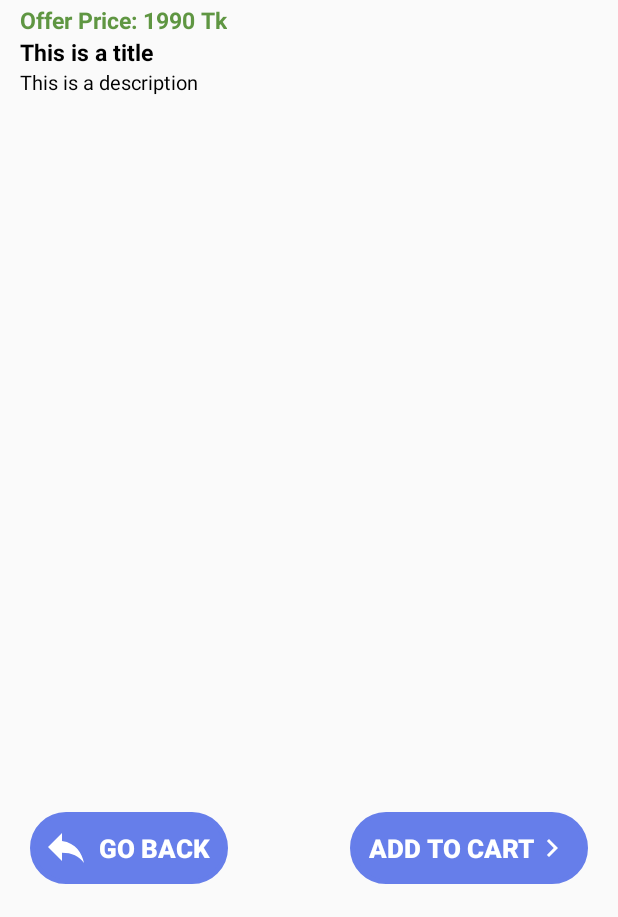
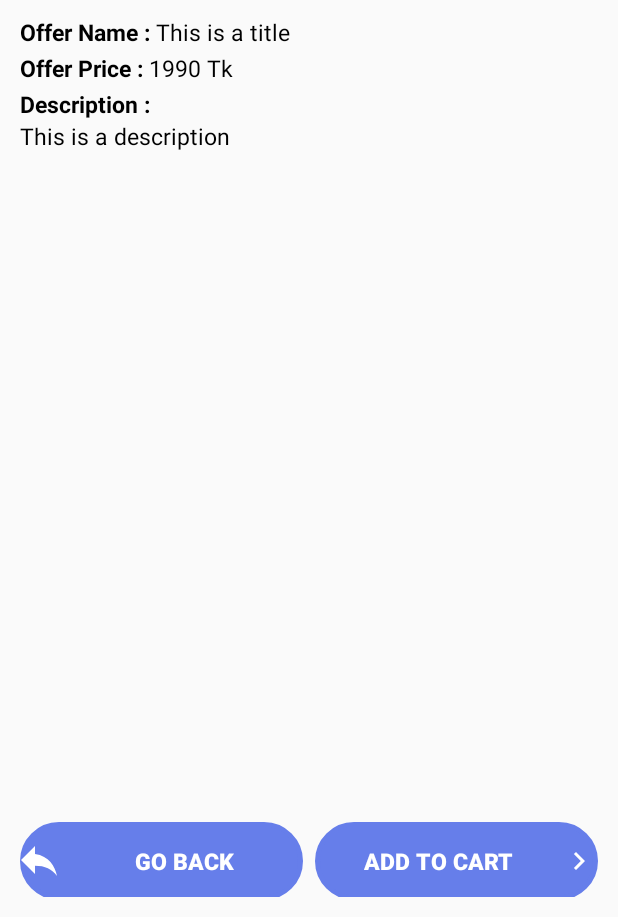
Before and after one commit to masum43/ShoppingCartAndroid, an Android app: the layout activity_offer_details.xml on its own in the app's theme, with its tools: preview values and no code run, on a phone screen of 412 x 824 dp, the part 319-1236 px from its top. Run offline under Robolectric (Android 15) with nearby library versions, the phone set to English and light mode, and no system bars; network calls fail; Roboto replaces fonts that are not available here.

Commit message:
some bugs fixed

```diff
--- a/app/src/main/java/com/maces/ecommerce/skcashandcarry/Adapter/_PaginationAdapter.java
+++ b/app/src/main/java/com/maces/ecommerce/skcashandcarry/Adapter/_PaginationAdapter.java
@@ -133,10 +133,11 @@ public class _PaginationAdapter extends RecyclerView.Adapter<RecyclerView.ViewHo
                         context.startActivity(product_intent);
                     }
                 });
-                //Picasso.get().load(movieList.get(i).getProduct_image()).into(movieViewHolder.icon);
+                Picasso.get().load(movieList.get(i).getProduct_image()).into(movieViewHolder.icon);
                 Picasso.get()
                         .load(movieList.get(i).getProduct_image())
-                        .networkPolicy(NetworkPolicy.OFFLINE)
+                        .networkPolicy(NetworkPolicy.NO_CACHE)
+                        .fit().centerCrop()
                         .into(movieViewHolder.icon, new Callback() {
                             @Override
                             public void onSuccess() {
--- a/app/src/main/java/com/maces/ecommerce/skcashandcarry/View/Home.java
+++ b/app/src/main/java/com/maces/ecommerce/skcashandcarry/View/Home.java
@@ -98,6 +98,7 @@ public class Home extends AppCompatActivity {
             public boolean onNavigationItemSelected(@NonNull MenuItem item) {
                 int id = item.getItemId();
                 if (id == R.id.nav_home) {
+                    Product_Home.lastPagReached = false;
                     loadFragment(new Product_Home());
                     WHO = "Home";
                     mDrawer.closeDrawers();
--- a/app/src/main/res/layout/activity_offer_details.xml
+++ b/app/src/main/res/layout/activity_offer_details.xml
@@ -90,8 +90,76 @@
             android:src="@drawable/logout_btn"
             app:layout_constraintTop_toTopOf="parent" />
 
+        <LinearLayout
+            android:layout_width="match_parent"
+            android:layout_height="wrap_content"
+            android:orientation="horizontal"
+            android:layout_marginTop="@dimen/_8sdp"
+            >
+
+            <TextView
+                android:layout_width="wrap_content"
+                android:layout_height="wrap_content"
+                android:textColor="#000"
+                android:textSize="@dimen/_12ssp"
+                android:textStyle="bold"
+                app:layout_constraintBottom_toTopOf="@+id/tv_desc"
+                tools:layout_editor_absoluteX="0dp"
+                android:text="@string/offer_name"
+                />
+
+            <TextView
+                android:id="@+id/tv_title"
+                android:layout_width="match_parent"
+                android:layout_height="wrap_content"
+                android:textColor="#000"
+                android:textSize="@dimen/_12ssp"
+                app:layout_constraintBottom_toTopOf="@+id/tv_desc"
+                tools:layout_editor_absoluteX="0dp"
+                tools:text="This is a title" />
+
+        </LinearLayout>
+
+        <LinearLayout
+            android:layout_width="match_parent"
+            android:layout_height="wrap_content"
+            android:orientation="horizontal"
+            >
+
+            <TextView
+                android:layout_width="wrap_content"
+                android:layout_height="wrap_content"
+                android:textSize="@dimen/_12ssp"
+                android:textStyle="bold"
+                app:layout_constraintEnd_toEndOf="@+id/tv_title"
+                app:layout_constraintHorizontal_bias="0.498"
+                app:layout_constraintStart_toStartOf="@+id/tv_title"
+                app:layout_constraintTop_toTopOf="@+id/tv_title"
+                android:text="@string/offer_price"
+                android:layout_marginTop="@dimen/_2sdp"
+                android:textColor="#000000"
+                />
+
+            <TextView
+                android:id="@+id/tv_price"
+                android:layout_width="wrap_content"
+                android:layout_height="wrap_content"
+                android:textSize="@dimen/_12ssp"
+                app:layout_constraintEnd_toEndOf="@+id/tv_title"
+                app:layout_constraintHorizontal_bias="0.498"
+                app:layout_constraintStart_toStartOf="@+id/tv_title"
+                app:layout_constraintTop_toTopOf="@+id/tv_title"
+                tools:text="1990 Tk"
+                android:layout_marginTop="@dimen/_2sdp"
+                android:textColor="#000000"
+                />
+        </LinearLayout>
+
+
+
+
+
         <TextView
-            android:id="@+id/tv_price"
             android:layout_width="wrap_content"
             android:layout_height="wrap_content"
             android:textSize="@dimen/_12ssp"
@@ -100,82 +168,68 @@
             app:layout_constraintHorizontal_bias="0.498"
             app:layout_constraintStart_toStartOf="@+id/tv_title"
             app:layout_constraintTop_toTopOf="@+id/tv_title"
-            tools:text="Offer Price: 1990 Tk"
+            android:text="@string/desc"
             android:layout_marginTop="@dimen/_2sdp"
+            android:textColor="#000000"
             />
-
-        <TextView
-            android:id="@+id/tv_title"
-            android:layout_width="match_parent"
-            android:layout_height="wrap_content"
-            android:textColor="#000"
-            android:textSize="@dimen/_12ssp"
-            android:textStyle="bold"
-            app:layout_constraintBottom_toTopOf="@+id/tv_desc"
-            tools:layout_editor_absoluteX="0dp"
-            tools:text="This is a title" />
 
         <TextView
             android:id="@+id/tv_desc"
             android:layout_width="match_parent"
             android:layout_height="wrap_content"
             android:textColor="#000"
-            android:textSize="@dimen/_10ssp"
+            android:textSize="@dimen/_12ssp"
             app:layout_constraintBottom_toBottomOf="parent"
             tools:layout_editor_absoluteX="16dp"
             tools:text="This is a description" />
     </LinearLayout>
 
     <LinearLayout
-        android:layout_margin="@dimen/_10sdp"
+        android:layout_margin="@dimen/_5sdp"
         android:layout_width="match_parent"
         android:layout_height="50dp"
         android:layout_alignParentBottom="true"
+        android:weightSum="2"
         android:orientation="horizontal">
+
 
         <Button
             android:id="@+id/btn_GoBack"
-            android:layout_width="wrap_content"
-            android:layout_height="48dp"
+            android:layout_width="0dp"
+            android:layout_weight="1"
+            android:layout_height="@dimen/_40sdp"
             android:background="@drawable/add_cart"
             android:drawableLeft="@drawable/ic_menu_back"
-            android:drawablePadding="10dp"
-            android:lines="1"
-            android:paddingStart="12dp"
-            android:paddingEnd="12dp"
+            android:drawablePadding="@dimen/_5sdp"
+            android:textAlignment="center"
             android:text="@string/goback"
             android:textAllCaps="true"
             android:textColor="@android:color/white"
-            android:textSize="17sp"
+            android:textSize="@dimen/_12ssp"
             android:textStyle="bold"
             android:onClick="goBackClick"
+            android:layout_marginEnd="@dimen/_3sdp"
             />
 
-        <LinearLayout
-            android:layout_width="match_parent"
-            android:layout_height="wrap_content"
-            android:gravity="end"
-            android:orientation="vertical">
+
 
             <Button
+                android:layout_marginStart="@dimen/_3sdp"
                 android:id="@+id/btn_GotoCheckout"
-                android:layout_width="wrap_content"
-                android:layout_height="48dp"
+                android:layout_width="0dp"
+                android:layout_height="@dimen/_40sdp"
+                android:layout_weight="1"
                 android:background="@drawable/add_cart"
                 android:drawableRight="@drawable/ic_chevron_right_black_24dp"
-                android:lines="1"
-                android:paddingStart="12dp"
-                android:paddingEnd="12dp"
+                android:textAlignment="center"
                 android:text="@string/add_to_cart"
                 android:textAllCaps="true"
                 android:textColor="@android:color/white"
-                android:textSize="17dp"
+                android:textSize="@dimen/_12ssp"
                 android:textStyle="bold"
                 android:onClick="cartClick"
                 />
 
-
-        </LinearLayout>
     </LinearLayout>
 
 
--- a/app/src/main/res/values/strings.xml
+++ b/app/src/main/res/values/strings.xml
@@ -161,7 +161,9 @@
     <string name="goback">Go Back</string>
 
     <string name="add_to_cart">Add to Cart</string>
-
+    <string name="offer_name">"Offer Name : "</string>
+    <string name="offer_price">"Offer Price : " </string>
+    <string name="desc">"Description : "</string>
 
 
 </resources>
```
Also changed, not shown: app/build.gradle (+8 -2 lines), app/src/main/java/com/maces/ecommerce/skcashandcarry/Adapter/SliderAdapter.java (+13 -12 lines), app/src/main/java/com/maces/ecommerce/skcashandcarry/Fragments/Product_Home.java (+6 -9 lines), app/src/main/java/com/maces/ecommerce/skcashandcarry/Fragments/Update_Profile.java (+25 -2 lines), app/src/main/java/com/maces/ecommerce/skcashandcarry/Interfaces/Get_UserInCity.java (added, +11 -0 lines), app/src/main/java/com/maces/ecommerce/skcashandcarry/OfferDetails.java (+26 -7 lines), app/src/main/res/layout/product_detail_content.xml (+56 -29 lines), 1 other file.
